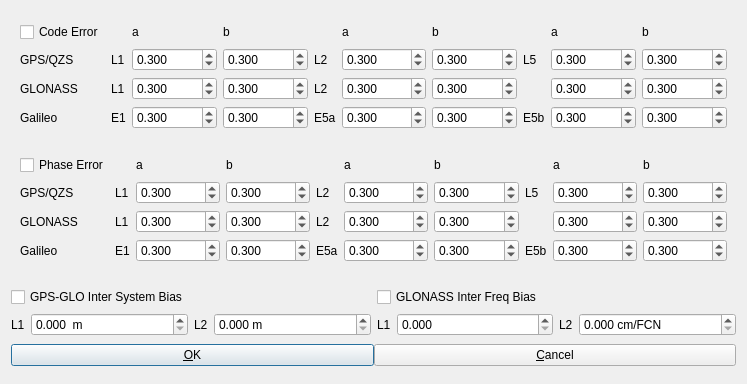
Above: app/rtkpost_qt/extopt.ui from tomojitakasu/RTKLIB before the change. Below: the same form after it.
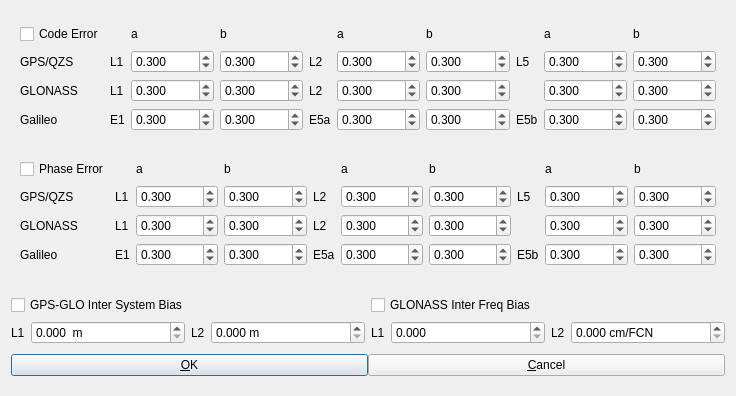
That is the form after the change.

Diff of the .ui file:
```diff
--- a/app/rtkpost_qt/extopt.ui
+++ b/app/rtkpost_qt/extopt.ui
@@ -6,8 +6,8 @@
    <rect>
     <x>0</x>
     <y>0</y>
-    <width>747</width>
-    <height>384</height>
+    <width>736</width>
+    <height>396</height>
    </rect>
   </property>
   <property name="windowTitle">
```
